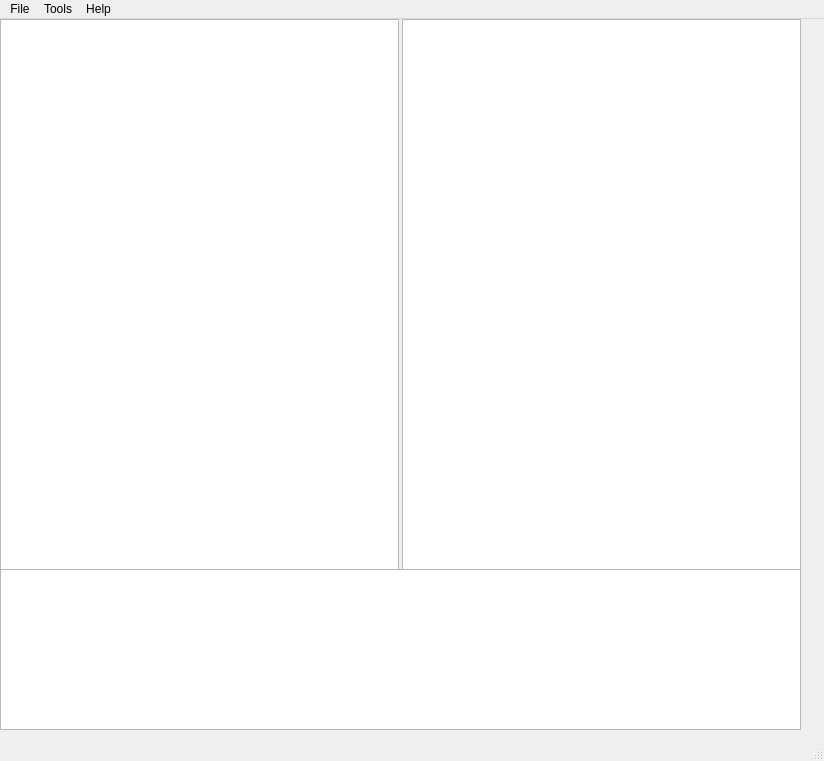
Old version of the form devicetree/gui/dtgui.ui in the repository mark-nicholson/dt-tools.
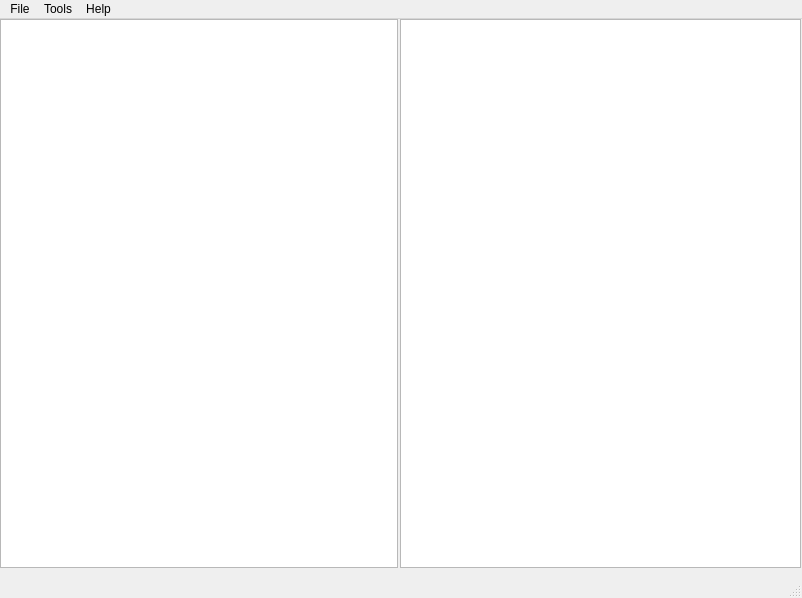
New version of the form.

What changed in the file:
```diff
--- a/devicetree/gui/dtgui.ui
+++ b/devicetree/gui/dtgui.ui
@@ -6,44 +6,57 @@
    <rect>
     <x>0</x>
     <y>0</y>
-    <width>824</width>
-    <height>761</height>
+    <width>802</width>
+    <height>598</height>
    </rect>
   </property>
+  <property name="sizePolicy">
+   <sizepolicy hsizetype="Expanding" vsizetype="Expanding">
+    <horstretch>0</horstretch>
+    <verstretch>0</verstretch>
+   </sizepolicy>
+  </property>
   <property name="windowTitle">
    <string>MainWindow</string>
   </property>
   <widget class="QWidget" name="centralwidget">
-   <widget class="QWidget" name="horizontalLayoutWidget">
+   <property name="sizePolicy">
+    <sizepolicy hsizetype="Expanding" vsizetype="Expanding">
+     <horstretch>0</horstretch>
+     <verstretch>0</verstretch>
+    </sizepolicy>
+   </property>
+   <widget class="QTreeView" name="treeView">
     <property name="geometry">
      <rect>
       <x>0</x>
       <y>0</y>
-      <width>801</width>
-      <height>551</height>
+      <width>398</width>
+      <height>549</height>
      </rect>
     </property>
-    <layout class="QHBoxLayout" name="horizontalLayout">
-     <property name="spacing">
-      <number>3</number>
-     </property>
-     <item>
-      <widget class="QTreeView" name="treeView"/>
-     </item>
-     <item>
-      <widget class="QGraphicsView" name="graphicsView"/>
-     </item>
-    </layout>
+    <property name="sizePolicy">
+     <sizepolicy hsizetype="Expanding" vsizetype="Expanding">
+      <horstretch>1</horstretch>
+      <verstretch>1</verstretch>
+     </sizepolicy>
+    </property>
    </widget>
-   <widget class="QTextEdit" name="textEdit">
+   <widget class="QGraphicsView" name="graphicsView">
     <property name="geometry">
      <rect>
-      <x>0</x>
-      <y>550</y>
-      <width>801</width>
-      <height>161</height>
+      <x>400</x>
+      <y>0</y>
+      <width>401</width>
+      <height>549</height>
      </rect>
     </property>
+    <property name="sizePolicy">
+     <sizepolicy hsizetype="Expanding" vsizetype="Expanding">
+      <horstretch>1</horstretch>
+      <verstretch>1</verstretch>
+     </sizepolicy>
+    </property>
    </widget>
   </widget>
   <widget class="QMenuBar" name="menubar">
@@ -51,7 +64,7 @@
     <rect>
      <x>0</x>
      <y>0</y>
-     <width>824</width>
+     <width>802</width>
      <height>25</height>
     </rect>
    </property>
```
Left out of the diff: 8 changed lines with no effect on the pictures.
